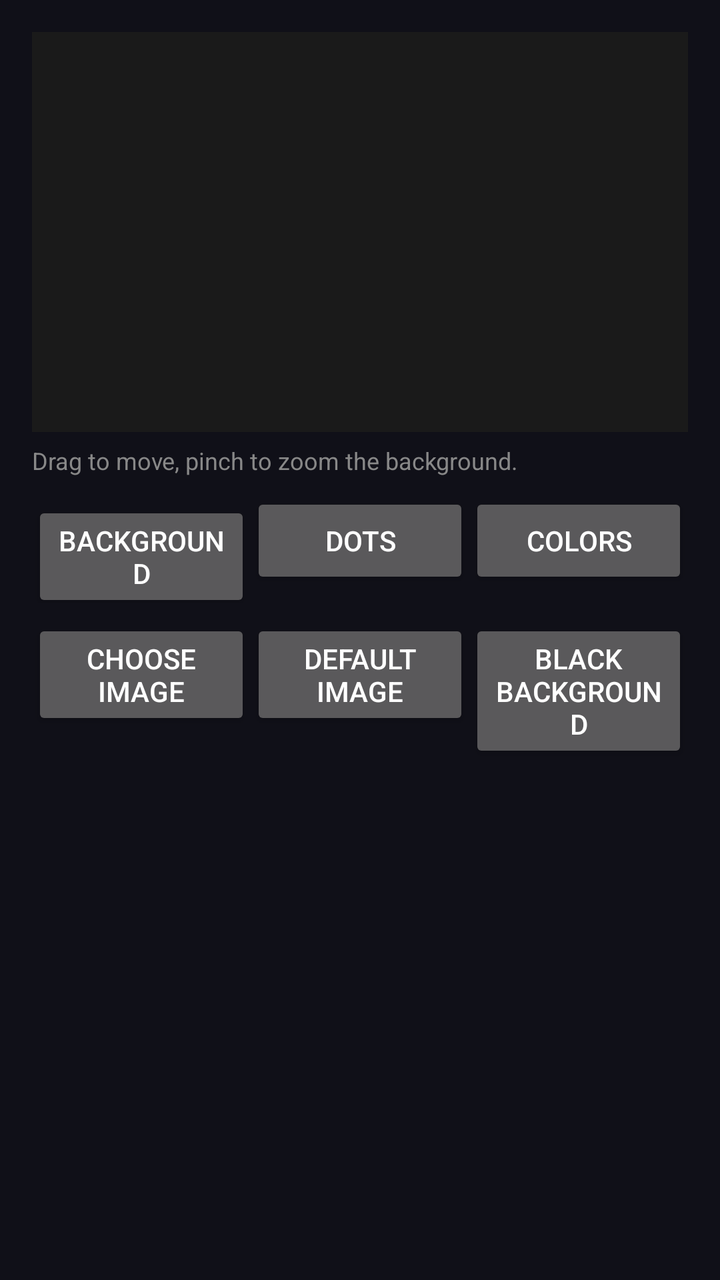
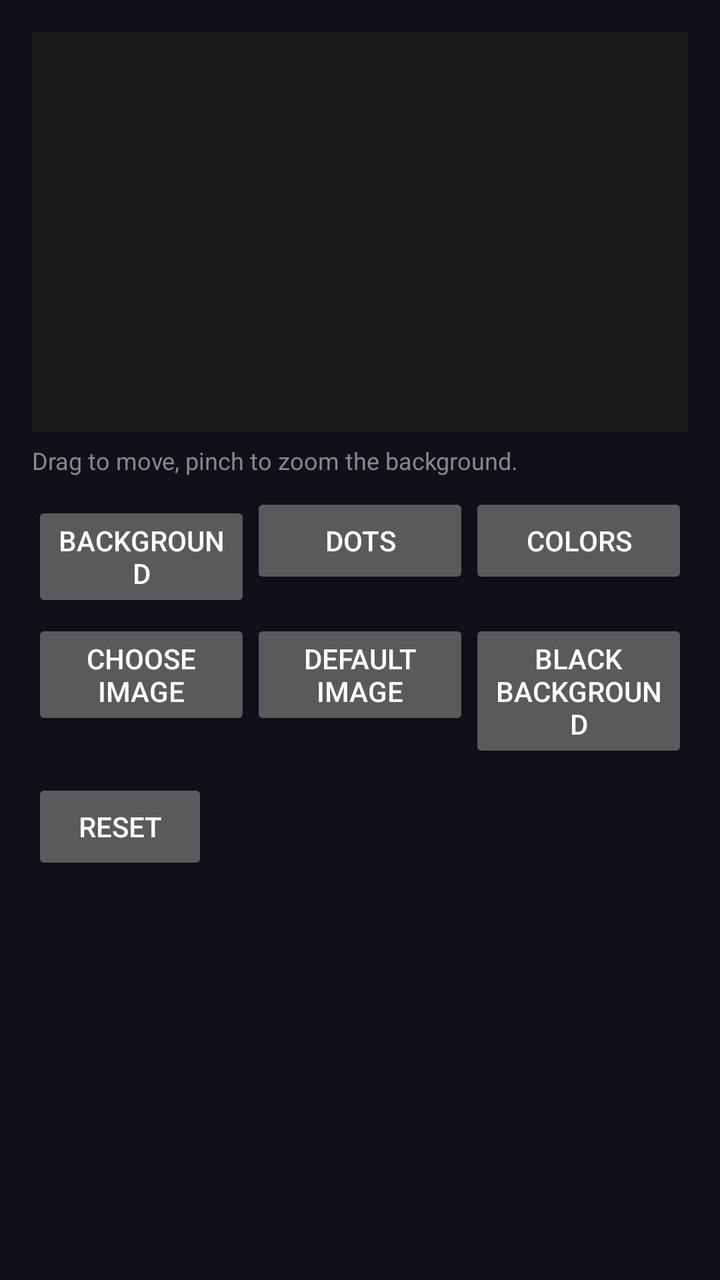

An Android layout rendered at two revisions. The XML below is the earlier revision; the diff shows what the commit changed to produce the second picture.
<!-- AndroidManifest.xml: application theme AppTheme -->
<!-- res/layout/activity_appearance.xml -->
<?xml version="1.0" encoding="utf-8"?>
<LinearLayout xmlns:android="http://schemas.android.com/apk/res/android"
    android:layout_width="match_parent"
    android:layout_height="match_parent"
    android:orientation="vertical"
    android:padding="16dp">

    <FrameLayout
        android:id="@+id/preview_container"
        android:layout_width="match_parent"
        android:layout_height="200dp"
        android:background="#1A1A1A" />

    <TextView
        android:id="@+id/tvHint"
        android:layout_width="match_parent"
        android:layout_height="wrap_content"
        android:layout_marginTop="6dp"
        android:text="@string/appearance_hint_background"
        android:textColor="#888888"
        android:textSize="12sp" />

    <LinearLayout
        android:layout_width="match_parent"
        android:layout_height="wrap_content"
        android:layout_marginTop="8dp"
        android:orientation="horizontal">

        <Button
            android:id="@+id/btnTabBackground"
            android:layout_width="0dp"
            android:layout_height="wrap_content"
            android:layout_weight="1"
            android:text="@string/appearance_tab_background" />

        <Button
            android:id="@+id/btnTabDots"
            android:layout_width="0dp"
            android:layout_height="wrap_content"
            android:layout_weight="1"
            android:text="@string/appearance_tab_dots" />

        <Button
            android:id="@+id/btnTabColors"
            android:layout_width="0dp"
            android:layout_height="wrap_content"
            android:layout_weight="1"
            android:text="@string/appearance_tab_colors" />
    </LinearLayout>

    <ScrollView
        android:layout_width="match_parent"
        android:layout_height="0dp"
        android:layout_marginTop="8dp"
        android:layout_weight="1"
        android:fillViewport="true">

        <FrameLayout
            android:id="@+id/tabs_content"
            android:layout_width="match_parent"
            android:layout_height="wrap_content"
            android:paddingBottom="72dp">

            <LinearLayout
                android:id="@+id/tab_background"
                android:layout_width="match_parent"
                android:layout_height="wrap_content"
                android:orientation="vertical">

                <LinearLayout
                    android:layout_width="match_parent"
                    android:layout_height="wrap_content"
                    android:orientation="horizontal">

                    <Button
                        android:id="@+id/btnChooseImage"
                        android:layout_width="0dp"
                        android:layout_height="wrap_content"
                        android:layout_weight="1"
                        android:text="@string/appearance_choose_image" />

                    <Button
                        android:id="@+id/btnDefaultImage"
                        android:layout_width="0dp"
                        android:layout_height="wrap_content"
                        android:layout_weight="1"
                        android:text="@string/appearance_default_image" />

                    <Button
                        android:id="@+id/btnRemoveImage"
                        android:layout_width="0dp"
                        android:layout_height="wrap_content"
                        android:layout_weight="1"
                        android:text="@string/appearance_black_background" />
                </LinearLayout>

                <LinearLayout
                    android:id="@+id/background_sliders"
                    android:layout_width="match_parent"
                    android:layout_height="wrap_content"
                    android:orientation="vertical" />
            </LinearLayout>

            <LinearLayout
                android:id="@+id/tab_dots"
                android:layout_width="match_parent"
                android:layout_height="wrap_content"
                android:orientation="vertical"
                android:visibility="gone">

                <LinearLayout
                    android:id="@+id/dots_sliders"
                    android:layout_width="match_parent"
                    android:layout_height="wrap_content"
                    android:orientation="vertical" />
            </LinearLayout>

            <LinearLayout
                android:id="@+id/tab_colors"
                android:layout_width="match_parent"
                android:layout_height="wrap_content"
                android:orientation="vertical"
                android:visibility="gone">

                <TextView
                    android:layout_width="wrap_content"
                    android:layout_height="wrap_content"
                    android:text="@string/appearance_color_active"
                    android:textColor="@android:color/white"
                    android:textSize="16sp"
                    android:textStyle="bold" />

                <LinearLayout
                    android:id="@+id/active_color_sliders"
                    android:layout_width="match_parent"
                    android:layout_height="wrap_content"
                    android:orientation="vertical" />

                <TextView
                    android:layout_width="wrap_content"
                    android:layout_height="wrap_content"
                    android:layout_marginTop="16dp"
                    android:text="@string/appearance_color_inactive"
                    android:textColor="@android:color/white"
                    android:textSize="16sp"
                    android:textStyle="bold" />

                <LinearLayout
                    android:id="@+id/inactive_color_sliders"
                    android:layout_width="match_parent"
                    android:layout_height="wrap_content"
                    android:orientation="vertical" />

                <Button
                    android:id="@+id/btnResetAppearance"
                    android:layout_width="wrap_content"
                    android:layout_height="wrap_content"
                    android:layout_marginTop="20dp"
                    android:text="@string/appearance_reset" />
            </LinearLayout>
        </FrameLayout>
    </ScrollView>
</LinearLayout>
<!-- resources referenced by this layout -->
<resources>
  <string name="appearance_black_background">Black background</string>
  <string name="appearance_choose_image">Choose image</string>
  <string name="appearance_color_active">Active dot color</string>
  <string name="appearance_color_inactive">Inactive dot color</string>
  <string name="appearance_default_image">Default image</string>
  <string name="appearance_hint_background">Drag to move, pinch to zoom the background.</string>
  <string name="appearance_reset">Reset defaults</string>
  <string name="appearance_tab_background">Background</string>
  <string name="appearance_tab_colors">Colors</string>
  <string name="appearance_tab_dots">Dots</string>
  <style name="AppTheme" parent="@android:style/Theme.Material.NoActionBar">
          <item name="android:windowBackground">#101018</item>
          <item name="android:colorAccent">#7C4DFF</item>
      </style>
</resources>

<!-- the commit's change to res/layout/activity_appearance.xml (unified diff, before → after) -->
@@ -99,6 +99,13 @@
                     android:layout_width="match_parent"
                     android:layout_height="wrap_content"
                     android:orientation="vertical" />
+
+                <Button
+                    android:id="@+id/btnResetBackground"
+                    android:layout_width="wrap_content"
+                    android:layout_height="wrap_content"
+                    android:layout_marginTop="8dp"
+                    android:text="@string/appearance_reset_section" />
             </LinearLayout>
 
             <LinearLayout
@@ -113,6 +120,13 @@
                     android:layout_width="match_parent"
                     android:layout_height="wrap_content"
                     android:orientation="vertical" />
+
+                <Button
+                    android:id="@+id/btnResetDots"
+                    android:layout_width="wrap_content"
+                    android:layout_height="wrap_content"
+                    android:layout_marginTop="8dp"
+                    android:text="@string/appearance_reset_section" />
             </LinearLayout>
 
             <LinearLayout
<!-- resource entries referenced after the edit -->
@@ -7,6 +7,7 @@
   <string name="appearance_default_image">Default image</string>
   <string name="appearance_hint_background">Drag to move, pinch to zoom the background.</string>
   <string name="appearance_reset">Reset defaults</string>
+  <string name="appearance_reset_section">Reset</string>
   <string name="appearance_tab_background">Background</string>
   <string name="appearance_tab_colors">Colors</string>
   <string name="appearance_tab_dots">Dots</string>
